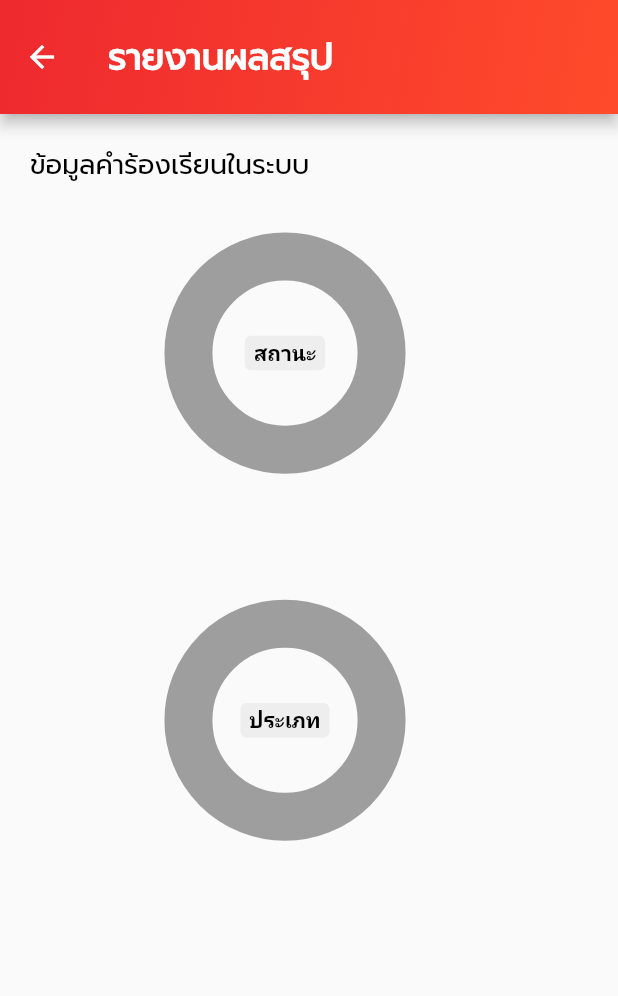
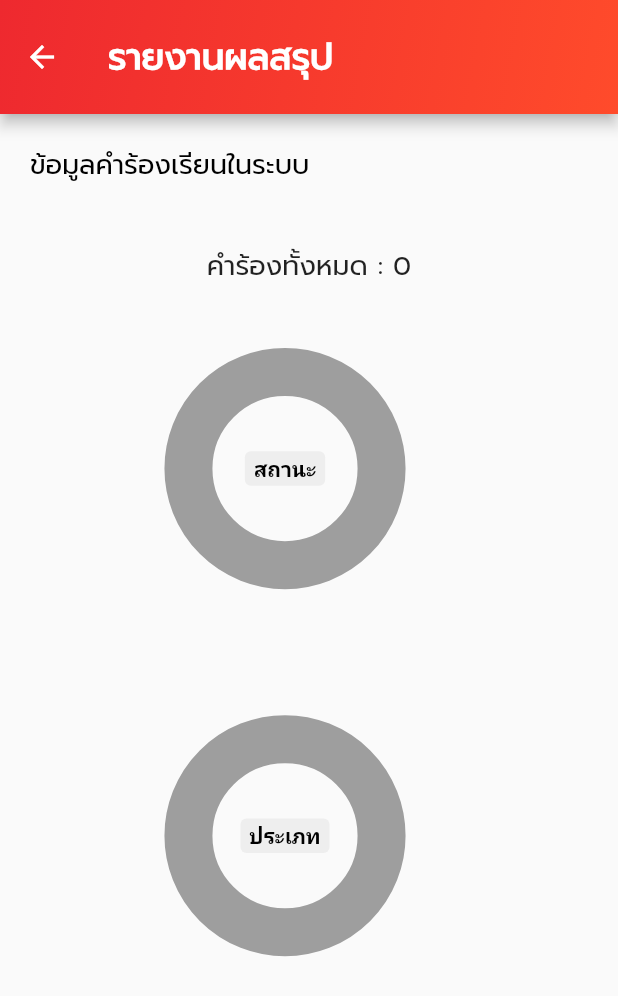
Before and after one commit to NutteeCh/SiamUApp, a Flutter app: the AdminDashboardScreen screen opened by its route, on a phone screen of 412 x 824 dp. Shown: the top 996 px of the screen. Run offline on Flutter 3.47's test engine with Material 2 defaults, Android fonts, the phone set to English and light mode, and no system bars; drawn by our look-alikes of pie_chart; our stand-ins replace carousel_slider, cloud_firestore, firebase_auth, firebase_core, firebase_storage, image_picker; accounts and stored records are empty.

Commit message:
update finish piechart

```diff
--- a/lib/screens/admin_dashboard_screen.dart
+++ b/lib/screens/admin_dashboard_screen.dart
@@ -16,6 +16,8 @@ class AdminDashboardScreen extends StatefulWidget {
 class _AdminDashboardScreenState extends State<AdminDashboardScreen> {
   int key1 = 0;
   int key2 = 0;
+  int allReport = 0;
+
   late List<Report> _report = [];
 
   Map<String, double> getStatusData() {
@@ -47,9 +49,9 @@ class _AdminDashboardScreenState extends State<AdminDashboardScreen> {
   }
 
   List<Color> colorList = [
+    SiamColors.yellow,
+    SiamColors.green,
     SiamColors.red,
-    SiamColors.green,
-    SiamColors.yellow,
   ];
 
   List<Color> colorList2 = [
@@ -95,7 +97,7 @@ class _AdminDashboardScreenState extends State<AdminDashboardScreen> {
     );
   }
 
-  Widget pieChartExampleTwo(){
+  Widget pieChartExampleTwo() {
     return PieChart(
       key: ValueKey(key2),
       dataMap: getTypeData(),
@@ -128,8 +130,8 @@ class _AdminDashboardScreenState extends State<AdminDashboardScreen> {
 
   @override
   Widget build(BuildContext context) {
-    Stream<QuerySnapshot> expStream =
-        FirebaseFirestore.instance.collection('report_form')
+    Stream<QuerySnapshot> expStream = FirebaseFirestore.instance
+        .collection('report_form')
         .orderBy('Type', descending: false)
         .snapshots();
 
@@ -142,7 +144,7 @@ class _AdminDashboardScreenState extends State<AdminDashboardScreen> {
           Report rep = Report.fromJson(a.data());
           _report.add(rep);
           // print(exp);
-
+          allReport = snapshot.docs.length;
         }
       }
     }
@@ -196,9 +198,14 @@ class _AdminDashboardScreenState extends State<AdminDashboardScreen> {
                   final data = snapshot.requireData;
                   // print("Data: $data");
                   getExpfromSnapshot(data);
-                  return
-                  Column(
+                  return Column(
                     children: [
+                      Container(
+                          margin: EdgeInsets.only(bottom: 50),
+                          child: Text(
+                            "คำร้องทั้งหมด : $allReport",
+                            style: TextStyle(fontSize: 18),
+                          )),
                       pieChartExampleOne(),
                       Container(
                         height: 100,
```
Lines whose indentation alone changed are shown as unchanged.
